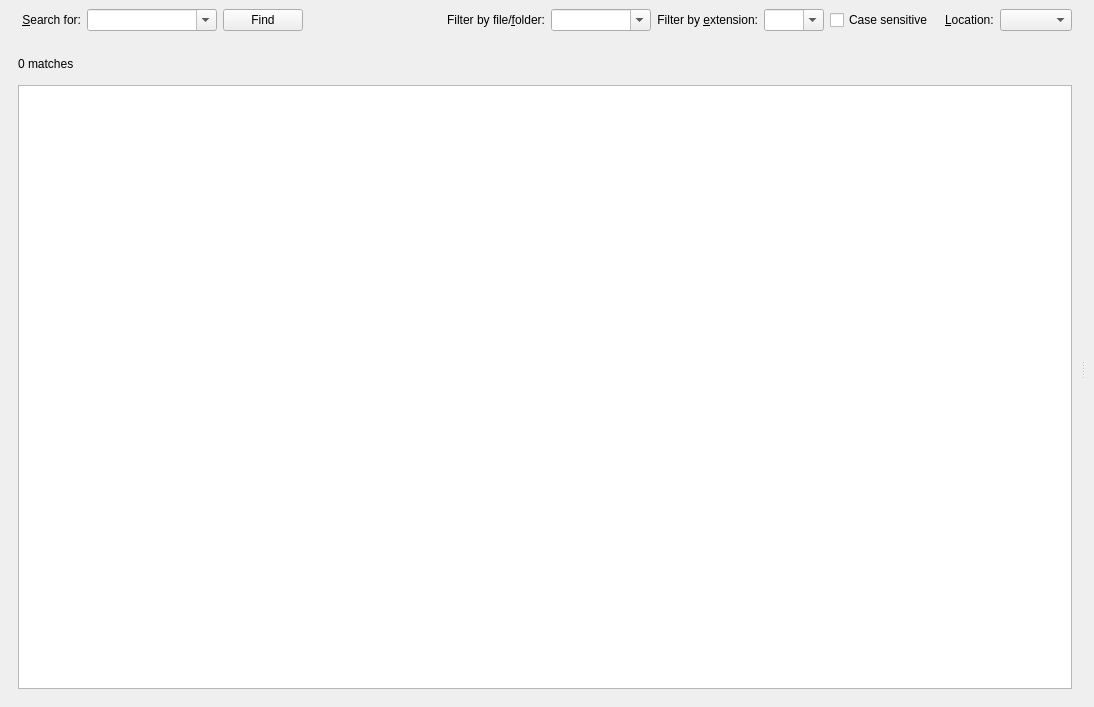
First picture: the form in SearchPage.ui, repository otengler/CodeBeagle, before the edit.
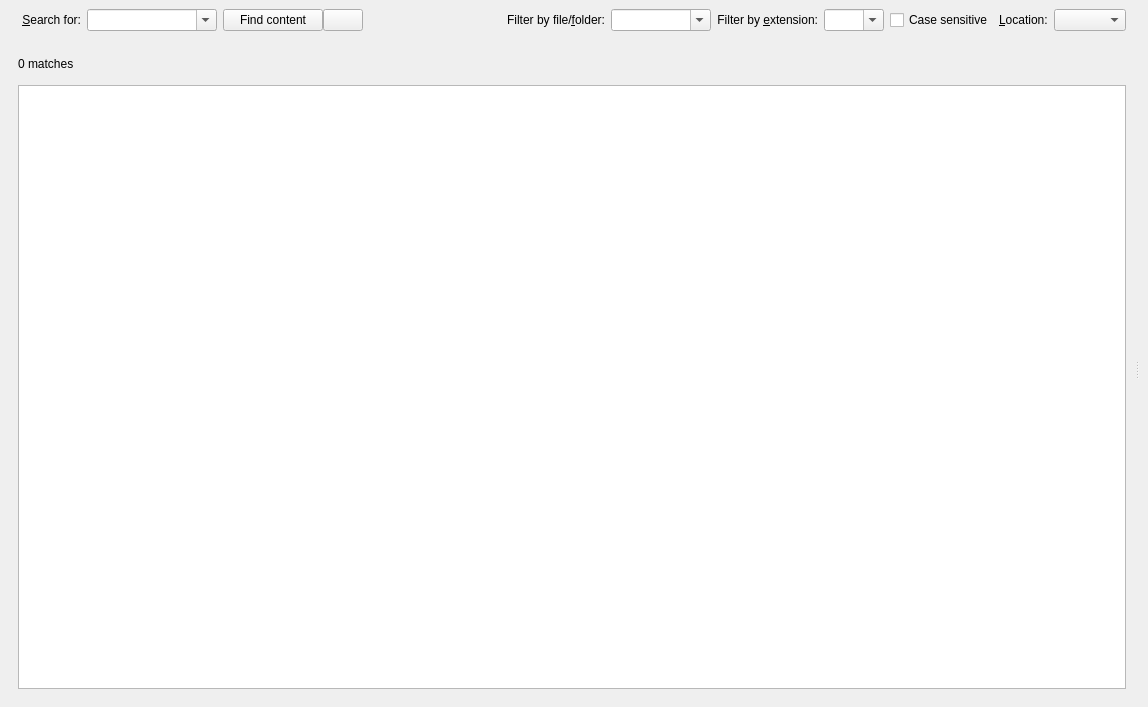
Second picture: the form after the edit. Icons and pictures are not drawn. Custom widgets are drawn as their Qt base class.

Commit message: Search for file name

The edit to the form file:
```diff
--- a/SearchPage.ui
+++ b/SearchPage.ui
@@ -94,14 +94,58 @@
        </widget>
       </item>
       <item>
-       <widget class="QPushButton" name="buttonSearch">
-        <property name="text">
-         <string>Find</string>
-        </property>
-        <property name="icon">
-         <iconset resource="SearchPage.qrc">
-          <normaloff>:/default/resources/Find.png</normaloff>:/default/resources/Find.png</iconset>
-        </property>
+       <widget class="QWidget" name="widgetSearch" native="true">
+        <layout class="QHBoxLayout" name="horizontalLayout_6">
+         <property name="spacing">
+          <number>0</number>
+         </property>
+         <property name="leftMargin">
+          <number>0</number>
+         </property>
+         <property name="topMargin">
+          <number>0</number>
+         </property>
+         <property name="rightMargin">
+          <number>0</number>
+         </property>
+         <property name="bottomMargin">
+          <number>0</number>
+         </property>
+         <item>
+          <widget class="QPushButton" name="buttonSearch">
+           <property name="minimumSize">
+            <size>
+             <width>100</width>
+             <height>0</height>
+            </size>
+           </property>
+           <property name="text">
+            <string>Find content</string>
+           </property>
+           <property name="icon">
+            <iconset resource="SearchPage.qrc">
+             <normaloff>:/default/resources/Find.png</normaloff>:/default/resources/Find.png</iconset>
+           </property>
+          </widget>
+         </item>
+         <item>
+          <widget class="QPushButton" name="buttonChangeSearchType">
+           <property name="text">
+            <string/>
+           </property>
+           <property name="icon">
+            <iconset resource="SearchPage.qrc">
+             <normaloff>:/default/resources/angle-down.png</normaloff>:/default/resources/angle-down.png</iconset>
+           </property>
+           <property name="checkable">
+            <bool>true</bool>
+           </property>
+           <property name="flat">
+            <bool>false</bool>
+           </property>
+          </widget>
+         </item>
+        </layout>
        </widget>
       </item>
       <item>
```
Left out of the diff: 179 changed lines with no effect on the pictures. The commit also changes 18 other files.
